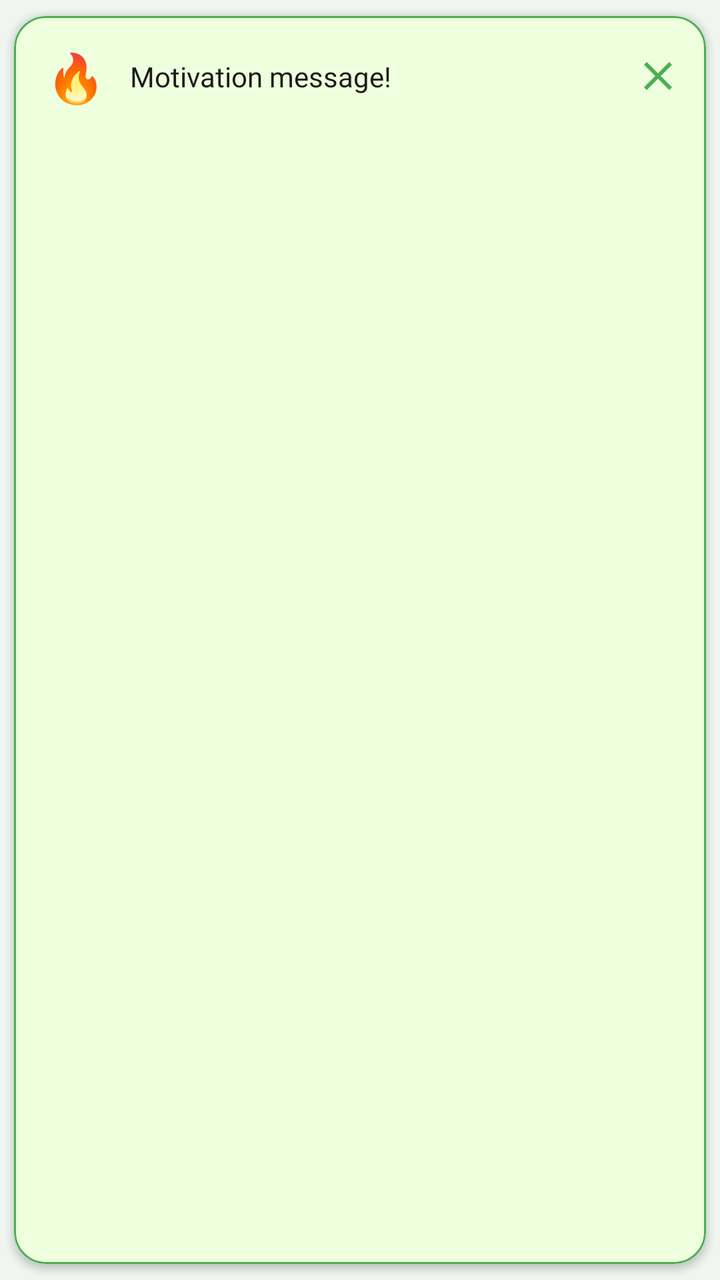
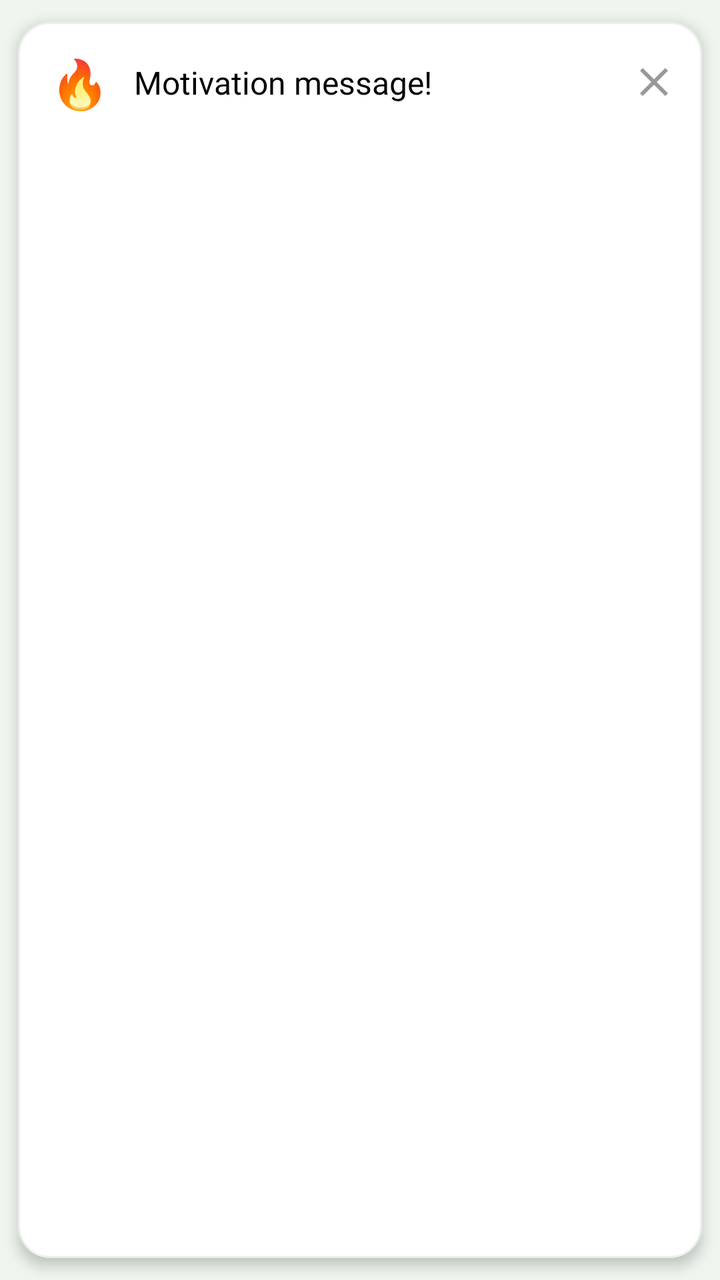

Compare the two renders of this Android layout. The source of the first and the diff that turns it into the second are given below.
<!-- AndroidManifest.xml: application theme Theme.Ozamiz -->
<!-- res/layout/custom_exercise_snackbar.xml -->
<?xml version="1.0" encoding="utf-8"?>
<com.google.android.material.card.MaterialCardView xmlns:android="http://schemas.android.com/apk/res/android"
    xmlns:app="http://schemas.android.com/apk/res-auto"
    android:layout_width="match_parent"
    android:layout_height="wrap_content"
    android:layout_marginHorizontal="12dp"
    android:layout_marginVertical="4dp"
    app:cardBackgroundColor="#EEFFDE"
    app:cardCornerRadius="16dp"
    app:cardElevation="2dp"
    app:cardUseCompatPadding="true"
    app:strokeColor="#4CAF50"
    app:strokeWidth="1dp">

    <LinearLayout
        android:layout_width="match_parent"
        android:layout_height="wrap_content"
        android:orientation="horizontal"
        android:paddingStart="16dp"
        android:paddingEnd="12dp"
        android:paddingVertical="14dp"
        android:gravity="center_vertical">

        <TextView
            android:layout_width="wrap_content"
            android:layout_height="wrap_content"
            android:textSize="24sp"
            android:text="🔥" />

        <TextView
            android:id="@+id/text_snackbar_motivation"
            android:layout_width="0dp"
            android:layout_height="wrap_content"
            android:layout_weight="1"
            android:layout_marginHorizontal="12dp"
            android:fontFamily="@font/roboto_medium"
            android:textColor="?colorOnSurface"
            android:textSize="14sp"
            android:text="Motivation message!" />

        <ImageView
            android:id="@+id/btn_close_snackbar"
            android:layout_width="24dp"
            android:layout_height="24dp"
            android:background="?attr/selectableItemBackgroundBorderless"
            android:clickable="true"
            android:focusable="true"
            android:src="@drawable/ic_close_24"
            app:tint="#4CAF50" />

    </LinearLayout>
</com.google.android.material.card.MaterialCardView>
<!-- resources referenced by this layout -->
<resources>
  <!-- drawable ic_close_24 (drawable) -->
  <vector xmlns:android="http://schemas.android.com/apk/res/android"
      android:width="24dp"
      android:height="24dp"
      android:viewportWidth="24.0"
      android:viewportHeight="24.0">
      <path
          android:fillColor="#FF000000"
          android:pathData="M19,6.41L17.59,5 12,10.59 6.41,5 5,6.41 10.59,12 5,17.59 6.41,19 12,13.41 17.59,19 19,17.59 13.41,12z"/>
  </vector>
  <style name="Theme.Ozamiz" parent="Base.Ozamiz" />
  <color name="md_theme_light_surfaceContainer">#EFF5EF</color>
  <color name="md_theme_light_primary">#006D42</color>
  <color name="md_theme_light_onPrimary">#FFFFFF</color>
  <color name="md_theme_light_primaryContainer">#96F7B8</color>
  <color name="md_theme_light_onPrimaryContainer">#002111</color>
  <color name="md_theme_light_secondary">#4F6353</color>
  <color name="md_theme_light_onSecondary">#FFFFFF</color>
  <color name="md_theme_light_secondaryContainer">#D2E8D4</color>
  <color name="md_theme_light_onSecondaryContainer">#0D1F13</color>
  <color name="md_theme_light_tertiary">#3A646F</color>
  <color name="md_theme_light_onTertiary">#FFFFFF</color>
  <color name="md_theme_light_tertiaryContainer">#BEEAF7</color>
  <color name="md_theme_light_onTertiaryContainer">#001F25</color>
  <color name="md_theme_light_error">#BA1A1A</color>
  <color name="md_theme_light_onError">#FFFFFF</color>
  <color name="md_theme_light_errorContainer">#FFDAD6</color>
  <color name="md_theme_light_onErrorContainer">#410002</color>
  <color name="md_theme_light_surface">#FBFDF9</color>
  <color name="md_theme_light_onSurface">#191C1A</color>
  <color name="md_theme_light_surfaceVariant">#DBE5DD</color>
  <color name="md_theme_light_onSurfaceVariant">#404943</color>
  <color name="md_theme_light_outline">#707973</color>
  <color name="md_theme_light_surfaceContainerLowest">#FFFFFF</color>
  <color name="md_theme_light_surfaceContainerLow">#F5FBF5</color>
  <color name="md_theme_light_surfaceContainerHigh">#E9EFE9</color>
  <color name="md_theme_light_surfaceContainerHighest">#E3E9E3</color>
  <!-- unchanged entries left out for length: 1 -->
</resources>

<!-- the commit's change to res/layout/custom_exercise_snackbar.xml (unified diff, before → after) -->
@@ -5,11 +5,11 @@
     android:layout_height="wrap_content"
     android:layout_marginHorizontal="12dp"
     android:layout_marginVertical="4dp"
-    app:cardBackgroundColor="#EEFFDE"
+    app:cardBackgroundColor="#FFFFFF"
     app:cardCornerRadius="16dp"
-    app:cardElevation="2dp"
+    app:cardElevation="4dp"
     app:cardUseCompatPadding="true"
-    app:strokeColor="#4CAF50"
+    app:strokeColor="#EEEEEE"
     app:strokeWidth="1dp">
 
     <LinearLayout
@@ -34,8 +34,8 @@
             android:layout_weight="1"
             android:layout_marginHorizontal="12dp"
             android:fontFamily="@font/roboto_medium"
-            android:textColor="?colorOnSurface"
-            android:textSize="14sp"
+            android:textColor="#000000"
+            android:textSize="16sp"
             android:text="Motivation message!" />
 
         <ImageView
@@ -46,7 +46,7 @@
             android:clickable="true"
             android:focusable="true"
             android:src="@drawable/ic_close_24"
-            app:tint="#4CAF50" />
+            app:tint="#999999" />
 
     </LinearLayout>
 </com.google.android.material.card.MaterialCardView>
